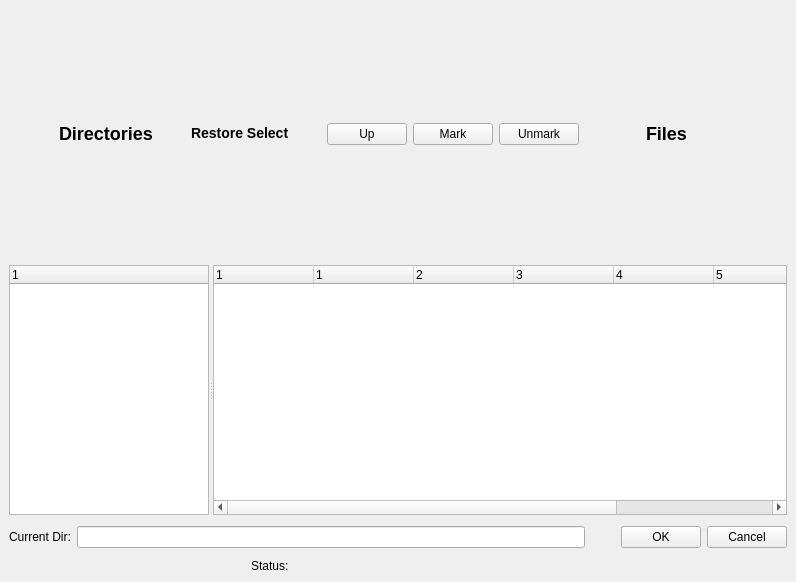
rkorzeniewski/bacula, file bacula/src/qt-console/restore/restore.ui: the form before one commit.
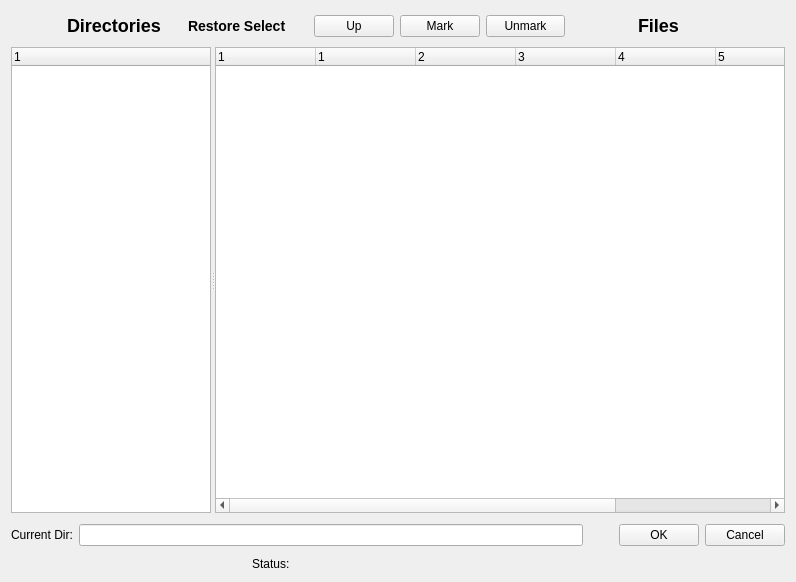
The form after the commit. Icons and pictures are not drawn.

```diff
--- a/bacula/src/qt-console/restore/restore.ui
+++ b/bacula/src/qt-console/restore/restore.ui
@@ -13,129 +13,7 @@
    <string>Form</string>
   </property>
   <layout class="QGridLayout" >
-   <property name="margin" >
-    <number>9</number>
-   </property>
-   <property name="spacing" >
-    <number>6</number>
-   </property>
-   <item row="2" column="0" >
-    <layout class="QHBoxLayout" >
-     <property name="margin" >
-      <number>0</number>
-     </property>
-     <property name="spacing" >
-      <number>6</number>
-     </property>
-     <item>
-      <widget class="QLabel" name="label" >
-       <property name="sizePolicy" >
-        <sizepolicy>
-         <hsizetype>0</hsizetype>
-         <vsizetype>0</vsizetype>
-         <horstretch>0</horstretch>
-         <verstretch>0</verstretch>
-        </sizepolicy>
-       </property>
-       <property name="text" >
-        <string>Current Dir:</string>
-       </property>
-       <property name="buddy" >
-        <cstring>lineEdit</cstring>
-       </property>
-      </widget>
-     </item>
-     <item>
-      <widget class="QLineEdit" name="lineEdit" >
-       <property name="minimumSize" >
-        <size>
-         <width>100</width>
-         <height>0</height>
-        </size>
-       </property>
-      </widget>
-     </item>
-     <item>
-      <spacer>
-       <property name="orientation" >
-        <enum>Qt::Horizontal</enum>
-       </property>
-       <property name="sizeType" >
-        <enum>QSizePolicy::Fixed</enum>
-       </property>
-       <property name="sizeHint" >
-        <size>
-         <width>30</width>
-         <height>32</height>
-        </size>
-       </property>
-      </spacer>
-     </item>
-     <item>
-      <widget class="QPushButton" name="okButton" >
-       <property name="text" >
-        <string>OK</string>
-       </property>
-      </widget>
-     </item>
-     <item>
-      <widget class="QPushButton" name="cancelButton" >
-       <property name="text" >
-        <string>Cancel</string>
-       </property>
-      </widget>
-     </item>
-    </layout>
-   </item>
-   <item row="3" column="0" >
-    <layout class="QHBoxLayout" >
-     <property name="margin" >
-      <number>0</number>
-     </property>
-     <property name="spacing" >
-      <number>6</number>
-     </property>
-     <item>
-      <widget class="QLabel" name="label_4" >
-       <property name="sizePolicy" >
-        <sizepolicy>
-         <hsizetype>0</hsizetype>
-         <vsizetype>0</vsizetype>
-         <horstretch>0</horstretch>
-         <verstretch>0</verstretch>
-        </sizepolicy>
-       </property>
-       <property name="text" >
-        <string>Status:</string>
-       </property>
-      </widget>
-     </item>
-     <item>
-      <widget class="QLabel" name="statusLine" >
-       <property name="sizePolicy" >
-        <sizepolicy>
-         <hsizetype>0</hsizetype>
-         <vsizetype>0</vsizetype>
-         <horstretch>0</horstretch>
-         <verstretch>0</verstretch>
-        </sizepolicy>
-       </property>
-       <property name="text" >
-        <string/>
-       </property>
-      </widget>
-     </item>
-    </layout>
-   </item>
    <item row="0" column="0" >
-    <layout class="QHBoxLayout" >
-     <property name="margin" >
-      <number>0</number>
-     </property>
-     <property name="spacing" >
-      <number>6</number>
-     </property>
-     <item>
       <spacer>
        <property name="orientation" >
         <enum>Qt::Horizontal</enum>
@@ -151,14 +29,14 @@
        </property>
       </spacer>
      </item>
-     <item>
+   <item row="0" column="1" >
       <widget class="QLabel" name="label_3" >
        <property name="text" >
         <string>&lt;h2>Directories&lt;/h2></string>
        </property>
       </widget>
      </item>
-     <item>
+   <item row="0" column="2" >
       <spacer>
        <property name="orientation" >
         <enum>Qt::Horizontal</enum>
@@ -174,7 +52,7 @@
        </property>
       </spacer>
      </item>
-     <item>
+   <item row="0" column="3" >
       <widget class="QLabel" name="label_5" >
        <property name="maximumSize" >
         <size>
@@ -187,7 +65,7 @@
        </property>
       </widget>
      </item>
-     <item>
+   <item row="0" column="4" >
       <spacer>
        <property name="orientation" >
         <enum>Qt::Horizontal</enum>
@@ -203,12 +81,10 @@
        </property>
       </spacer>
      </item>
-     <item>
+   <item row="0" column="5" >
       <widget class="QPushButton" name="upButton" >
        <property name="sizePolicy" >
-        <sizepolicy>
-         <hsizetype>0</hsizetype>
-         <vsizetype>0</vsizetype>
+      <sizepolicy vsizetype="Fixed" hsizetype="Fixed" >
          <horstretch>0</horstretch>
          <verstretch>0</verstretch>
         </sizepolicy>
@@ -227,12 +103,10 @@
        </property>
       </widget>
      </item>
-     <item>
+   <item row="0" column="6" >
       <widget class="QPushButton" name="markButton" >
        <property name="sizePolicy" >
-        <sizepolicy>
-         <hsizetype>0</hsizetype>
-         <vsizetype>0</vsizetype>
+      <sizepolicy vsizetype="Fixed" hsizetype="Fixed" >
          <horstretch>0</horstretch>
          <verstretch>0</verstretch>
         </sizepolicy>
@@ -251,12 +125,10 @@
        </property>
       </widget>
      </item>
-     <item>
+   <item row="0" column="7" >
       <widget class="QPushButton" name="unmarkButton" >
        <property name="sizePolicy" >
-        <sizepolicy>
-         <hsizetype>0</hsizetype>
-         <vsizetype>0</vsizetype>
+      <sizepolicy vsizetype="Fixed" hsizetype="Fixed" >
          <horstretch>0</horstretch>
          <verstretch>0</verstretch>
         </sizepolicy>
@@ -275,7 +147,7 @@
        </property>
       </widget>
      </item>
-     <item>
+   <item row="0" column="8" >
       <spacer>
        <property name="orientation" >
         <enum>Qt::Horizontal</enum>
@@ -291,14 +163,14 @@
        </property>
       </spacer>
      </item>
-     <item>
+   <item row="0" column="9" >
       <widget class="QLabel" name="label_2" >
        <property name="text" >
         <string>&lt;h2>Files&lt;/h2></string>
        </property>
       </widget>
      </item>
-     <item>
+   <item row="0" column="10" >
       <spacer>
        <property name="orientation" >
         <enum>Qt::Horizontal</enum>
@@ -311,18 +183,14 @@
        </property>
       </spacer>
      </item>
-    </layout>
-   </item>
-   <item row="1" column="0" >
+   <item row="1" column="0" colspan="11" >
     <widget class="QSplitter" name="splitter" >
      <property name="orientation" >
       <enum>Qt::Horizontal</enum>
      </property>
      <widget class="QTreeWidget" name="directoryWidget" >
       <property name="sizePolicy" >
-       <sizepolicy>
-        <hsizetype>0</hsizetype>
-        <vsizetype>0</vsizetype>
+       <sizepolicy vsizetype="Fixed" hsizetype="Fixed" >
         <horstretch>1</horstretch>
         <verstretch>1</verstretch>
        </sizepolicy>
@@ -365,9 +233,7 @@
      </widget>
      <widget class="QTreeWidget" name="fileWidget" >
       <property name="sizePolicy" >
-       <sizepolicy>
-        <hsizetype>0</hsizetype>
-        <vsizetype>0</vsizetype>
+       <sizepolicy vsizetype="Fixed" hsizetype="Fixed" >
         <horstretch>144</horstretch>
         <verstretch>1</verstretch>
        </sizepolicy>
@@ -437,6 +303,126 @@
      </widget>
     </widget>
    </item>
+   <item row="2" column="0" colspan="11" >
+    <layout class="QHBoxLayout" >
+     <property name="spacing" >
+      <number>6</number>
+     </property>
+     <property name="leftMargin" >
+      <number>0</number>
+     </property>
+     <property name="topMargin" >
+      <number>0</number>
+     </property>
+     <property name="rightMargin" >
+      <number>0</number>
+     </property>
+     <property name="bottomMargin" >
+      <number>0</number>
+     </property>
+     <item>
+      <widget class="QLabel" name="label" >
+       <property name="sizePolicy" >
+        <sizepolicy vsizetype="Fixed" hsizetype="Fixed" >
+         <horstretch>0</horstretch>
+         <verstretch>0</verstretch>
+        </sizepolicy>
+       </property>
+       <property name="text" >
+        <string>Current Dir:</string>
+       </property>
+       <property name="buddy" >
+        <cstring>lineEdit</cstring>
+       </property>
+      </widget>
+     </item>
+     <item>
+      <widget class="QLineEdit" name="lineEdit" >
+       <property name="minimumSize" >
+        <size>
+         <width>100</width>
+         <height>0</height>
+        </size>
+       </property>
+      </widget>
+     </item>
+     <item>
+      <spacer>
+       <property name="orientation" >
+        <enum>Qt::Horizontal</enum>
+       </property>
+       <property name="sizeType" >
+        <enum>QSizePolicy::Fixed</enum>
+       </property>
+       <property name="sizeHint" >
+        <size>
+         <width>30</width>
+         <height>32</height>
+        </size>
+       </property>
+      </spacer>
+     </item>
+     <item>
+      <widget class="QPushButton" name="okButton" >
+       <property name="text" >
+        <string>OK</string>
+       </property>
+      </widget>
+     </item>
+     <item>
+      <widget class="QPushButton" name="cancelButton" >
+       <property name="text" >
+        <string>Cancel</string>
+       </property>
+      </widget>
+     </item>
+    </layout>
+   </item>
+   <item row="3" column="0" colspan="11" >
+    <layout class="QHBoxLayout" >
+     <property name="spacing" >
+      <number>6</number>
+     </property>
+     <property name="leftMargin" >
+      <number>0</number>
+     </property>
+     <property name="topMargin" >
+      <number>0</number>
+     </property>
+     <property name="rightMargin" >
+      <number>0</number>
+     </property>
+     <property name="bottomMargin" >
+      <number>0</number>
+     </property>
+     <item>
+      <widget class="QLabel" name="label_4" >
+       <property name="sizePolicy" >
+        <sizepolicy vsizetype="Fixed" hsizetype="Fixed" >
+         <horstretch>0</horstretch>
+         <verstretch>0</verstretch>
+        </sizepolicy>
+       </property>
+       <property name="text" >
+        <string>Status:</string>
+       </property>
+      </widget>
+     </item>
+     <item>
+      <widget class="QLabel" name="statusLine" >
+       <property name="sizePolicy" >
+        <sizepolicy vsizetype="Fixed" hsizetype="Fixed" >
+         <horstretch>0</horstretch>
+         <verstretch>0</verstretch>
+        </sizepolicy>
+       </property>
+       <property name="text" >
+        <string/>
+       </property>
+      </widget>
+     </item>
+    </layout>
+   </item>
   </layout>
   <action name="actionMark" >
    <property name="icon" >
```
Lines whose indentation alone changed are shown as unchanged.
